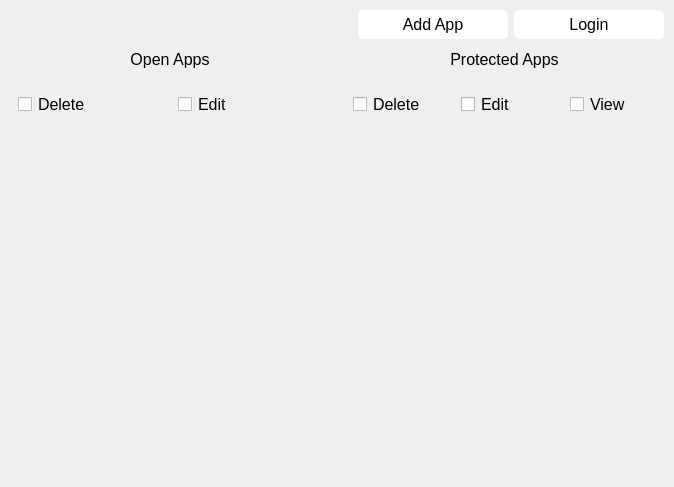
Above: designs/xml/apps_tab.ui from daniel-deru/WorkMate-3.0 before the change. Below: the same form after it.
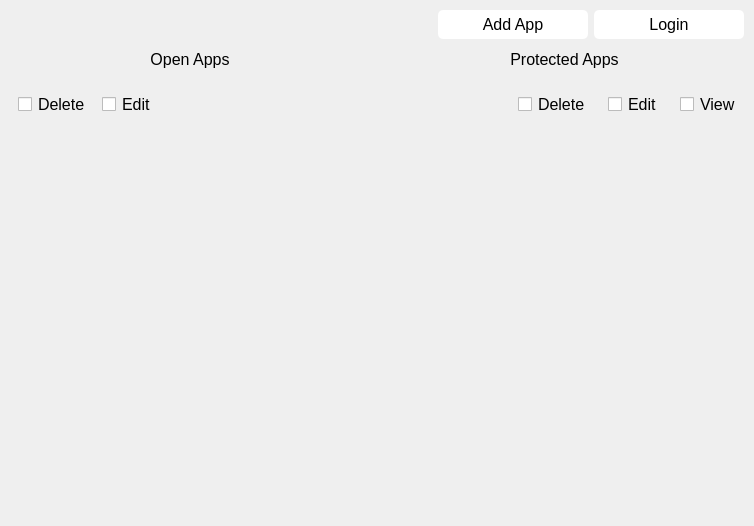
That is the form after the change.

What changed in the file:
```diff
--- a/designs/xml/apps_tab.ui
+++ b/designs/xml/apps_tab.ui
@@ -6,8 +6,8 @@
    <rect>
     <x>0</x>
     <y>0</y>
-    <width>674</width>
-    <height>487</height>
+    <width>754</width>
+    <height>526</height>
    </rect>
   </property>
   <property name="windowTitle">
@@ -152,6 +152,19 @@
              </property>
             </widget>
            </item>
+           <item>
+            <spacer name="horizontalSpacer_4">
+             <property name="orientation">
+              <enum>Qt::Horizontal</enum>
+             </property>
+             <property name="sizeHint" stdset="0">
+              <size>
+               <width>40</width>
+               <height>20</height>
+              </size>
+             </property>
+            </spacer>
+           </item>
           </layout>
          </item>
         </layout>
@@ -216,6 +229,19 @@
         <layout class="QVBoxLayout" name="vbox_pro_apps_controls">
          <item>
           <layout class="QHBoxLayout" name="hbox_pro_apps_checkboxes">
+           <item>
+            <spacer name="horizontalSpacer_5">
+             <property name="orientation">
+              <enum>Qt::Horizontal</enum>
+             </property>
+             <property name="sizeHint" stdset="0">
+              <size>
+               <width>40</width>
+               <height>20</height>
+              </size>
+             </property>
+            </spacer>
+           </item>
            <item>
             <widget class="QCheckBox" name="chkbox_pro_apps_delete">
              <property name="text">
@@ -241,6 +267,23 @@
          </item>
         </layout>
        </item>
+       <item>
+        <layout class="QHBoxLayout" name="horizontalLayout_3">
+         <item>
+          <spacer name="horizontalSpacer_3">
+           <property name="orientation">
+            <enum>Qt::Horizontal</enum>
+           </property>
+           <property name="sizeHint" stdset="0">
+            <size>
+             <width>40</width>
+             <height>20</height>
+            </size>
+           </property>
+          </spacer>
+         </item>
+        </layout>
+       </item>
        <item>
         <layout class="QGridLayout" name="gbox_pro_apps"/>
        </item>
```
Left out of the diff: 17 changed lines with no effect on the pictures.
